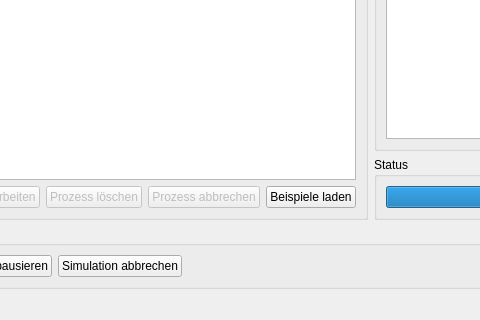
Before: the Qt Designer form Betriebssysteme_Scheduler/mainwindow.ui in Baffmer/Betriebssysteme_Scheduler, drawn with Qt 5; both pictures show x 199 to 679 and y 367 to 687 of the 1099 by 687 pixel window.
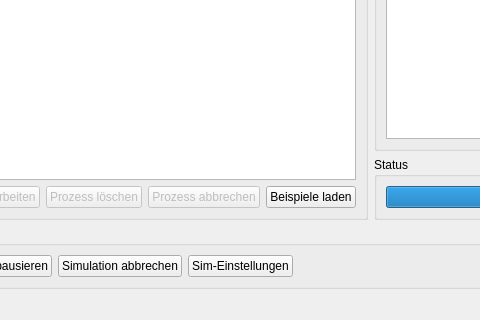
After: the same form once the commit is applied.

Commit message: Button für Simulationseinstellungen hinzugefügt. Neues Fenster für Eingabe von: I/O Dauer, Zeit-Quantum, Sim Geschwindigkeit

```diff
--- a/Betriebssysteme_Scheduler/mainwindow.ui
+++ b/Betriebssysteme_Scheduler/mainwindow.ui
@@ -454,6 +454,13 @@
              </property>
             </widget>
            </item>
+           <item>
+            <widget class="QPushButton" name="pushButtonSimEinstellungen">
+             <property name="text">
+              <string>Sim-Einstellungen</string>
+             </property>
+            </widget>
+           </item>
            <item>
             <spacer name="horizontalSpacer_2">
              <property name="orientation">
```
The commit also changes 6 other files.
